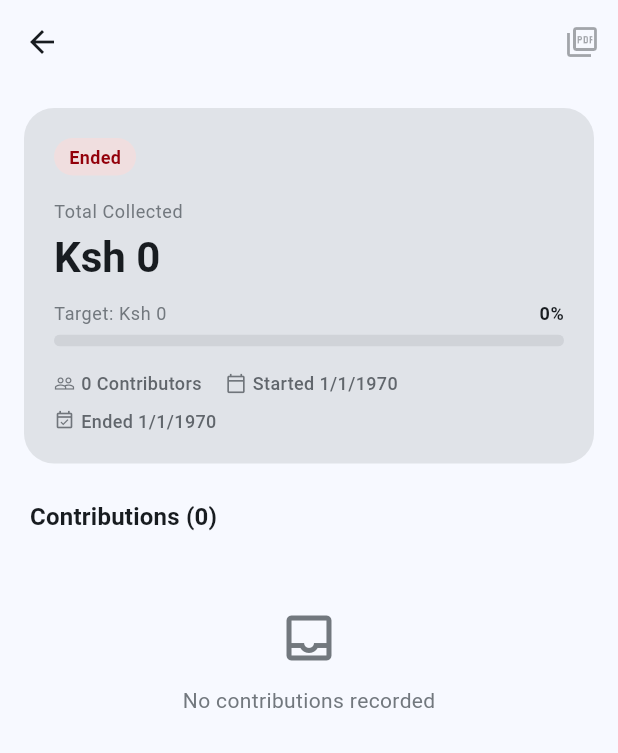
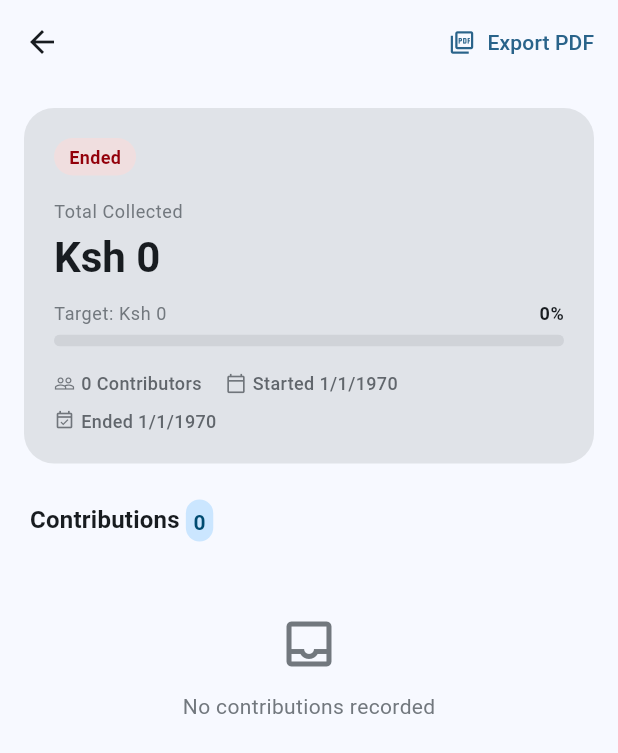
Before and after one commit to Brightmuk/messaging, a Flutter app: the PastCampaignDetail screen opened directly with empty values, on a phone screen of 412 x 824 dp. Shown: the top 753 px of the screen. Run offline on Flutter 3.47's test engine with Material 3 defaults, Android fonts, the phone set to English and light mode, and no system bars; our stand-ins replace audioplayers, bloc, equatable, event_bus, firebase_core, firebase_messaging and 14 more; missing offline and left inert: android_intent_plus, another_telephony, flutter_overlay_window, sim_card_info; accounts and stored records are empty.

Commit message:
refine export experience

```diff
--- a/lib/core/theme/app_theme.dart
+++ b/lib/core/theme/app_theme.dart
@@ -35,6 +35,11 @@ class AppTheme {
       ),
       filledButtonTheme: FilledButtonThemeData(
         style: FilledButton.styleFrom(
+            shape: RoundedRectangleBorder(borderRadius: BorderRadius.circular(12)),
+          ),
+      ),
+            outlinedButtonTheme: OutlinedButtonThemeData(
+                style: FilledButton.styleFrom(
             shape: RoundedRectangleBorder(borderRadius: BorderRadius.circular(12)),
           ),
       )
@@ -77,6 +82,11 @@ class AppTheme {
         style: FilledButton.styleFrom(
             shape: RoundedRectangleBorder(borderRadius: BorderRadius.circular(12)),
           ),
+      ),
+      outlinedButtonTheme: OutlinedButtonThemeData(
+                style: FilledButton.styleFrom(
+            shape: RoundedRectangleBorder(borderRadius: BorderRadius.circular(12)),
+          ),
       )
     );
 
--- a/lib/screens/mchango/campaign_details.dart
+++ b/lib/screens/mchango/campaign_details.dart
@@ -44,13 +44,11 @@ class _PastCampaignDetailState extends State<PastCampaignDetail> {
       appBar: AppBar(
         title: Text(campaign.name),
         actions: [
-          IconButton(
-            icon: const Icon(Icons.picture_as_pdf_outlined),
-            tooltip: 'Export PDF',
-            onPressed: _loading || _contributions.isEmpty
-                ? null
-                : () => _handleExport(context),
-          ),
+           TextButton.icon(
+                    onPressed: () => _handleExport(context),
+                    icon: const Icon(Icons.picture_as_pdf_outlined, size: 18),
+                    label: const Text('Export PDF'),
+                  ),
         ],
       ),
       body: _loading
@@ -172,10 +170,26 @@ class _PastCampaignDetailState extends State<PastCampaignDetail> {
                 SliverToBoxAdapter(
                   child: Padding(
                     padding: const EdgeInsets.fromLTRB(20, 8, 20, 8),
-                    child: Text(
-                      'Contributions (${_contributions.length})',
-                      style: theme.textTheme.titleMedium
-                          ?.copyWith(fontWeight: FontWeight.bold),
+                    child: Row(
+                      children: [
+                        Text(
+                          'Contributions ',
+                          style: theme.textTheme.titleMedium
+                              ?.copyWith(fontWeight: FontWeight.bold),
+                        ),
+                        Container(
+                          // width: 28,
+                          height: 28,
+                          padding: EdgeInsets.all(5),
+                          decoration: BoxDecoration(
+
+                            color: theme.colorScheme.primaryContainer,
+                            borderRadius: BorderRadius.circular(20),
+                          ),
+                          child: Center(child: Text("${_contributions.length}",style: TextStyle(color: theme.colorScheme.onPrimaryContainer,fontWeight: FontWeight.bold),))
+
+                        )
+                      ],
                     ),
                   ),
                 ),
```
Also changed, not shown: lib/screens/mchango/dashboard.dart (+20 -2 lines), lib/screens/mchango/export.dart (+80 -6 lines), lib/screens/mchango/new_campaign.dart (+14 -3 lines), lib/screens/mchango/widgets/beta_badge.dart (added, +31 -0 lines), lib/services/mchango_service.dart (+77 -6 lines).
